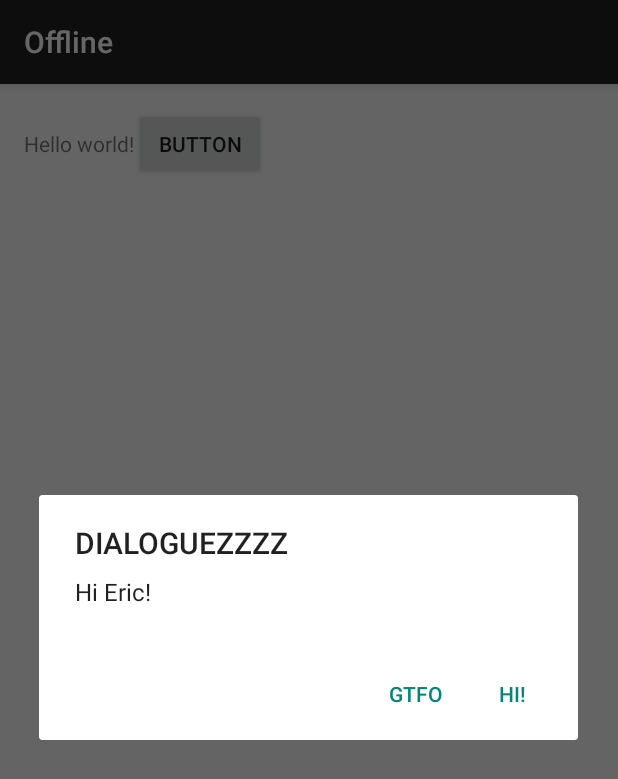
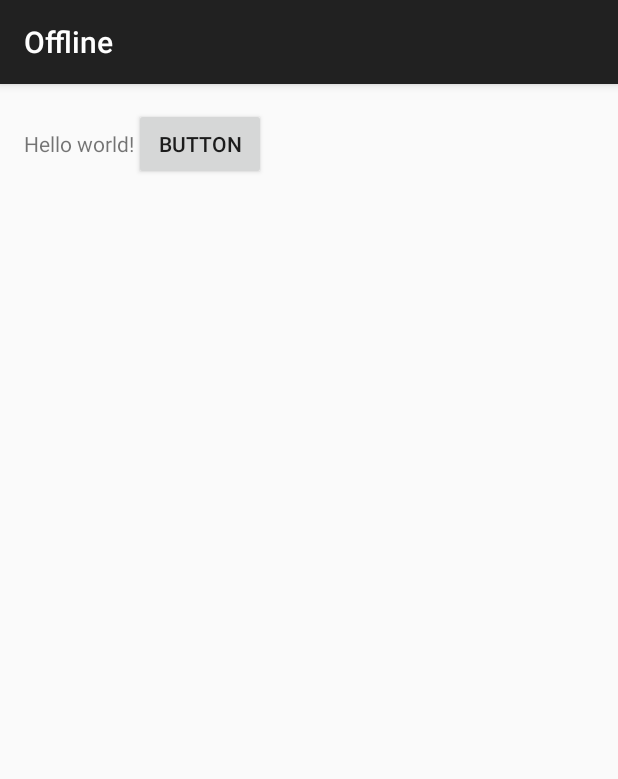
Before and after one commit to koalahamlet/Offline, an Android app: the screen it shows after launch (OfflineActivity), after a tap on "BUTTON", on a phone screen of 412 x 824 dp. Shown: the top 779 px of the screen. Run offline under Robolectric (Android 15) with nearby library versions, the phone set to English and light mode, and no system bars; our stand-ins replace ButterKnife; libraries missing offline, so code that uses them is left out: com.squareup.otto; 2 statements that could not run were skipped.

Commit message:
add bus components

```diff
--- a/app/build.gradle
+++ b/app/build.gradle
@@ -26,4 +26,5 @@ dependencies {
     compile 'com.squareup.retrofit:retrofit:1.9.0'
     compile 'io.reactivex:rxandroid:0.24.0'
     compile 'com.squareup.okhttp:okhttp:2.0.0'
+    compile 'com.squareup:otto:1.3.7'
 }
--- /dev/null
+++ b/app/src/main/java/mikecanco/de/offline/AlarmOfflineEvent.java
@@ -0,0 +1,3 @@
+package mikecanco.de.offline;
+
+public class AlarmOfflineEvent { public AlarmOfflineEvent() {} }
--- a/app/src/main/java/mikecanco/de/offline/OfflineActivity.java
+++ b/app/src/main/java/mikecanco/de/offline/OfflineActivity.java
@@ -1,11 +1,10 @@
 package mikecanco.de.offline;
 
-import android.app.AlertDialog;
-import android.content.DialogInterface;
 import android.os.Bundle;
 import android.support.v7.app.ActionBarActivity;
 import android.view.View;
 import android.widget.Button;
+import android.widget.TextView;
 
 import butterknife.ButterKnife;
 import butterknife.InjectView;
@@ -16,6 +15,8 @@ public class OfflineActivity extends ActionBarActivity {
 	@InjectView(R.id.button)
 	Button mybutton;
 
+	@InjectView(R.id.text)
+	TextView textView;
 
 	@Override
 	protected void onCreate(Bundle savedInstanceState) {
@@ -24,7 +25,6 @@ public class OfflineActivity extends ActionBarActivity {
 		ButterKnife.inject(this);
 
 		//TODO: Some layer of twitter login needs to go here
-
 
 
 	}
@@ -55,36 +55,38 @@ public class OfflineActivity extends ActionBarActivity {
 	@Override
 	protected void onResume() {
 		super.onResume();
+		OfflineApplication.getBus().register(this);
 		Globals.setOffline(false);
 	}
 
 	@OnClick(R.id.button)
 	public void clickButton(View view){
 
-		AlertDialog.Builder builder = new AlertDialog.Builder(view.getContext());
-
-		// 2. Chain together various setter methods to set the dialog characteristics
-		builder.setMessage(R.string.dialog_message)
-				.setTitle(R.string.dialog_title);
-
-		builder.setPositiveButton(R.string.ok, new DialogInterface.OnClickListener() {
-			public void onClick(DialogInterface dialog, int id) {
-				// User clicked OK button
-			}
-		});
-
-		builder.setNegativeButton(R.string.cancel, new DialogInterface.OnClickListener() {
-			public void onClick(DialogInterface dialog, int id) {
-				// User cancelled the dialog
-			}
-		});
-
-		// 3. Get the AlertDialog from create()
-		AlertDialog dialog = builder.create();
 
 
-
-		dialog.show();
+//
+//		AlertDialog.Builder builder = new AlertDialog.Builder(view.getContext());
+//
+//		// 2. Chain together various setter methods to set the dialog characteristics
+//		builder.setMessage(R.string.dialog_message)
+//				.setTitle(R.string.dialog_title);
+//
+//		builder.setPositiveButton(R.string.ok, new DialogInterface.OnClickListener() {
+//			public void onClick(DialogInterface dialog, int id) {
+//				// User clicked OK button
+//			}
+//		});
+//
+//		builder.setNegativeButton(R.string.cancel, new DialogInterface.OnClickListener() {
+//			public void onClick(DialogInterface dialog, int id) {
+//				// User cancelled the dialog
+//			}
+//		});
+//
+//		// 3. Get the AlertDialog from create()
+//		AlertDialog dialog = builder.create();
+//
+//		dialog.show();
 
 	}
 
--- a/app/src/main/java/mikecanco/de/offline/OfflineApplication.java
+++ b/app/src/main/java/mikecanco/de/offline/OfflineApplication.java
@@ -1,15 +1,21 @@
 package mikecanco.de.offline;
 
 import android.app.Application;
+
+import com.squareup.otto.Bus;
 
 public class OfflineApplication extends Application {
 
 	private static OfflineApplication sInstance;
 
+	private static Bus sBus;
+
 	@Override
 	public void onCreate() {
 		super.onCreate();
 		sInstance = this;
+
+		sBus = new Bus();
 
 		Globals.setOfflineQueryAlarm();
 	}
@@ -18,4 +24,8 @@ public class OfflineApplication extends Application {
 		return sInstance;
 	}
 
+	public static Bus getBus() {
+		return sBus;
+	}
+
 }
--- a/app/src/main/java/mikecanco/de/offline/OfflineQueryReceiver.java
+++ b/app/src/main/java/mikecanco/de/offline/OfflineQueryReceiver.java
@@ -56,12 +56,16 @@ public class OfflineQueryReceiver extends BroadcastReceiver {
 						.setSmallIcon(R.drawable.abc_btn_check_material)
 						.setContentTitle("#Offline")
 						.setContentText("Are you Offline?")
-						.setContentIntent(pIntent).build();
+						.setContentIntent(pIntent)
+
+						.setAutoCancel(true)
+						.build();
 
 // Hide the notification after its selected
 //		noti.setAuto(true);
 
 // mId allows you to update the notification later on.
+		mNotificationManager.cancelAll();
 		mNotificationManager.notify(0, noti);
 
 		// TODO: This method is called when the BroadcastReceiver is receiving
--- a/app/src/main/res/layout/activity_offline.xml
+++ b/app/src/main/res/layout/activity_offline.xml
@@ -9,6 +9,7 @@
                 tools:context=".OfflineActivity">
 
     <TextView
+        android:id="@+id/text"
         android:text="@string/hello_world"
         android:layout_width="wrap_content"
         android:layout_height="wrap_content"/>
--- a/app/src/main/res/values/strings.xml
+++ b/app/src/main/res/values/strings.xml
@@ -6,4 +6,8 @@
     <string name="dialog_title">DIALOGUEZZZZ</string>
     <string name="ok">Hi!</string>
     <string name="cancel">GTFO</string>
+    <string name="text_offline">OMG!?!?! Iz U Offline?!</string>
+    <string name="text_online">GTFO</string>
+    <string name="button_offline">Nah, I'm plugged into the matrix</string>
+    <string name="button_online">Nah, I'm plugged into the matrix</string>
 </resources>
```
Also changed, not shown: app/src/main/java/mikecanco/de/offline/MainBus.java (added, +26 -0 lines).
